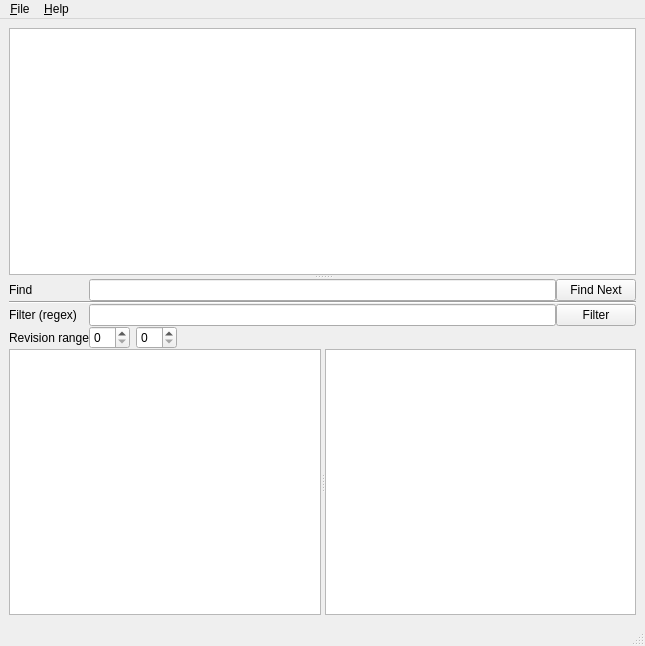
This is hgview.ui in TyberiusPrime/hgview as Qt 5 draws it before an edit. The edited form follows.
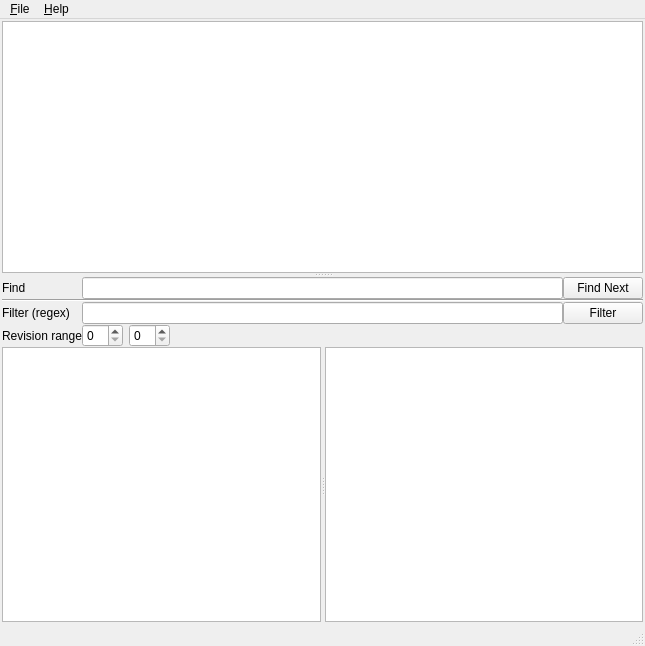
This is the edited form.

Commit message: Reduced margins of main widget (remove the 'border')

The edit to the form file:
```diff
--- a/hgview.ui
+++ b/hgview.ui
@@ -15,10 +15,10 @@
   <widget class="QWidget" name="centralwidget" >
    <layout class="QVBoxLayout" >
     <property name="margin" >
-     <number>9</number>
+     <number>2</number>
     </property>
     <property name="spacing" >
-     <number>6</number>
+     <number>2</number>
     </property>
     <item>
      <widget class="QSplitter" name="splitter" >
```
